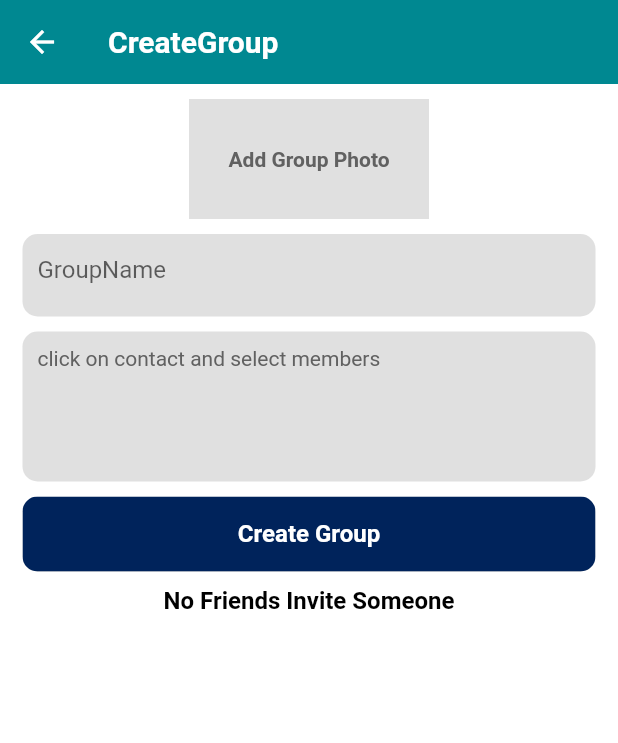
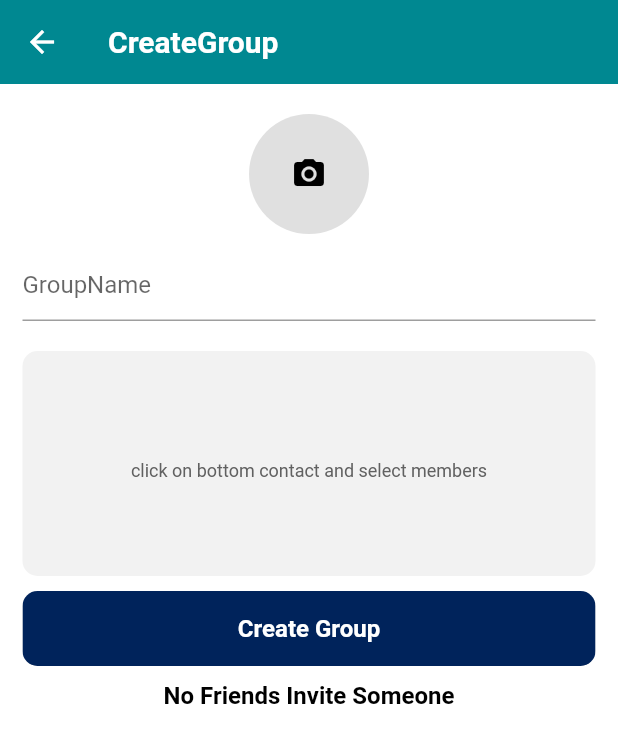
Before and after one commit to jahidul96/flutter_firebase_chatapp, a Flutter app: the CreateGroupScreen screen opened by its route, on a phone screen of 412 x 824 dp. Shown: the top 743 px of the screen. Run offline on Flutter 3.47's test engine with Material 2 defaults, Android fonts, the phone set to English and light mode, and no system bars; our stand-ins replace cached_network_image, cloud_firestore, firebase_auth, firebase_core, firebase_storage, image_picker and 1 more; accounts and stored records are empty.

Commit message:
changed in create group screen and other comp as well

```diff
--- a/lib/screens/create_group.dart
+++ b/lib/screens/create_group.dart
@@ -2,6 +2,7 @@
 
 import 'dart:io';
 
+import 'package:cached_network_image/cached_network_image.dart';
 import 'package:cloud_firestore/cloud_firestore.dart';
 import 'package:firebase_auth/firebase_auth.dart';
 import 'package:firebase_storage/firebase_storage.dart';
@@ -167,7 +168,7 @@ class _CreateGroupScreenState extends State<CreateGroupScreen> {
         child: Column(
           crossAxisAlignment: CrossAxisAlignment.start,
           children: [
-            const SizedBox(height: 10),
+            const SizedBox(height: 20),
 
             // top content till create button end
             Padding(
@@ -179,26 +180,28 @@ class _CreateGroupScreenState extends State<CreateGroupScreen> {
                     child: _image != null
                         ? GestureDetector(
                             onTap: () => pickFromGallery(),
+                            child: ClipRRect(
+                              borderRadius: BorderRadius.circular(100),
                               child: Image.file(
                                 _image!,
-                              width: 160,
+                                width: 80,
                                 height: 80,
                                 fit: BoxFit.cover,
+                              ),
                             ),
                           )
                         : GestureDetector(
                             onTap: () => pickFromGallery(),
                             child: Container(
-                              width: 160,
+                              width: 80,
                               height: 80,
                               decoration: BoxDecoration(
                                   color: Colors.grey.shade300,
-                              ),
-                              child: Center(
-                                child: TextComp(
-                                  text: "Add Group Photo",
-                                  color: AppColors.greyColor,
-                                  size: 14,
+                                  borderRadius: BorderRadius.circular(100)),
+                              child: const Center(
+                                child: Icon(
+                                  Icons.camera_alt,
+                                  color: AppColors.black,
                                 ),
                               ),
                             ),
@@ -207,30 +210,21 @@ class _CreateGroupScreenState extends State<CreateGroupScreen> {
                   const SizedBox(height: 10),
 
                   //  groupname
-                  Container(
-                    width: double.infinity,
-                    padding: const EdgeInsets.symmetric(horizontal: 10),
-                    height: 55,
-                    decoration: BoxDecoration(
-                      color: Colors.grey.shade300,
-                      borderRadius: BorderRadius.circular(10),
-                    ),
-                    child: TextField(
+                  TextField(
                     controller: groupnameController,
                     decoration: const InputDecoration(
                       hintText: "GroupName",
-                        border: InputBorder.none,
+                      // border: InputBorder.none,
                     ),
                   ),
-                  ),
-                  const SizedBox(height: 10),
+                  const SizedBox(height: 20),
 
                   // add members
                   Container(
                     width: double.infinity,
                     padding: const EdgeInsets.symmetric(horizontal: 10),
                     decoration: BoxDecoration(
-                      color: Colors.grey.shade300,
+                      color: AppColors.lightGrey,
                       borderRadius: BorderRadius.circular(10),
                     ),
                     constraints: const BoxConstraints(
@@ -298,11 +292,14 @@ class _CreateGroupScreenState extends State<CreateGroupScreen> {
                                 );
                               },
                             )
-                          : TextComp(
-                              text: "click on contact and select members",
+                          : Center(
+                              child: TextComp(
+                                text:
+                                    "click on bottom contact and select members",
                                 color: AppColors.greyColor,
                                 fontweight: FontWeight.normal,
-                              size: 14,
+                                size: 12,
+                              ),
                             ),
                     ),
                   ),
@@ -337,12 +334,21 @@ class _CreateGroupScreenState extends State<CreateGroupScreen> {
                         onTap: () => selectMember(user),
                         leading: ClipRRect(
                           borderRadius: BorderRadius.circular(100),
-                            child: Image.network(
-                              user.profilePic,
+                          child: CachedNetworkImage(
+                            imageUrl: user.profilePic,
                             width: 45,
                             height: 45,
                             fit: BoxFit.cover,
-                            )),
+                            placeholder: (context, url) => const Icon(
+                              Icons.image,
+                              size: 35,
+                            ),
+                            errorWidget: (context, url, error) => const Icon(
+                              Icons.error,
+                              size: 35,
+                            ),
+                          ),
+                        ),
                         title: Text(
                           user.username,
                         ),
```
Also changed, not shown: lib/widgets/chat_show_profile.dart (+11 -2 lines). Lines whose indentation alone changed are shown as unchanged.
